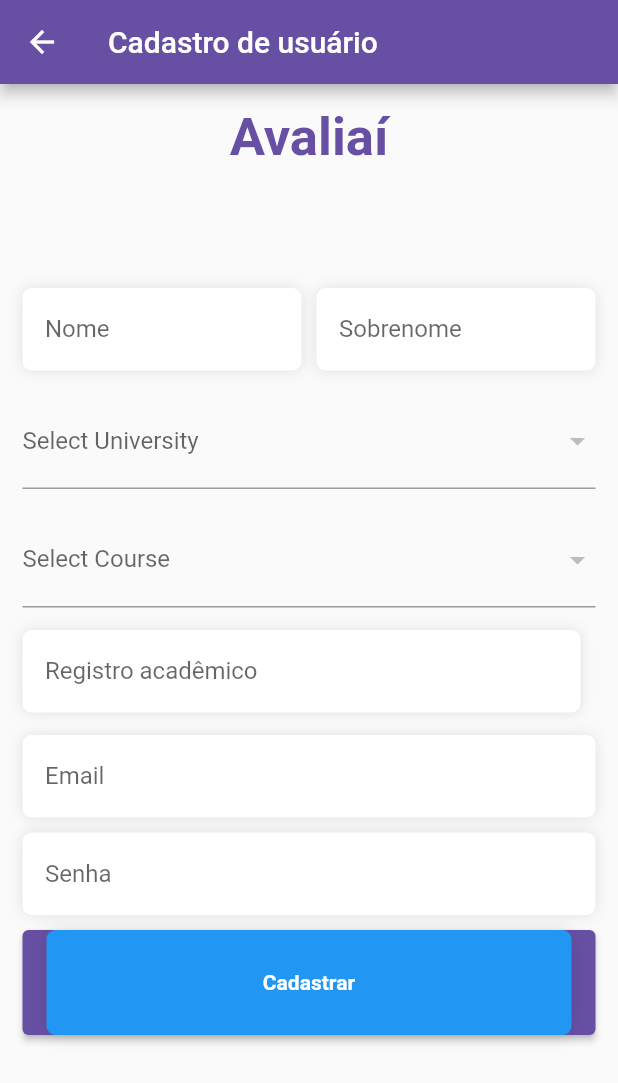
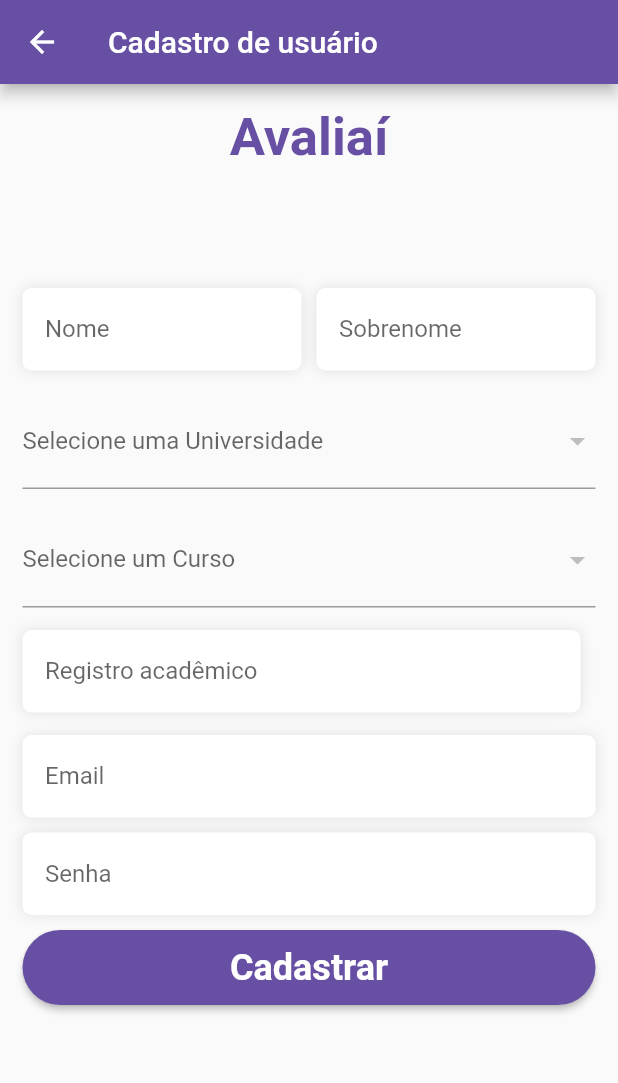
Before and after one commit to sexto-periodo/avliai-gces, a Flutter app: the screen it shows after launch, after a tap on "Criar nova conta", on a phone screen of 412 x 824 dp. Shown: the top 1083 px of the screen. Run offline on Flutter 3.47's test engine with Material 2 defaults, Android fonts, the phone set to English and light mode, and no system bars; our stand-ins replace flutter_dotenv, flutter_secure_storage, get; network calls fail.

Commit message:
começo da integração principal

```diff
--- a/codigo/front_mobile/lib/app.dart
+++ b/codigo/front_mobile/lib/app.dart
@@ -1,6 +1,7 @@
 import 'dart:convert';
 
 import 'package:flutter/material.dart';
+import 'package:flutter/services.dart';
 import 'package:front_mobile/src/components/appbar_widget.dart';
 import 'package:front_mobile/src/components/color_palette.dart';
 import 'package:front_mobile/src/login_page.dart';
@@ -15,7 +16,12 @@ import 'package:front_mobile/src/home_page.dart';
 const storage = FlutterSecureStorage();
 
 void main() async {
+  WidgetsFlutterBinding.ensureInitialized();
   await dotenv.load(fileName: '.env');
+  SystemChrome.setSystemUIOverlayStyle(SystemUiOverlayStyle(
+    systemNavigationBarColor: ColorPalette.mainColor, // navigation bar color
+    statusBarColor: ColorPalette.mainColor, // status bar color
+  ));
   runApp(const App());
 }
 
--- a/codigo/front_mobile/lib/src/_subject.dart
+++ b/codigo/front_mobile/lib/src/_subject.dart
@@ -1,12 +1,19 @@
 class Subject {
-  String hashId;
-  String name;
-  String picUrl;
-  String campus;
-  String courseID;
-  String shortDesc;
-  String longDesc;
-  double score;
+  final int id;
+  final String hashId;
+  final String name;
+  final String campus;
+  final String course;
+  final String university;
+  final String courseHashId;
+  final String universityHashId;
+  final String shortDescription;
+  final String longDescription;
+  final double score;
 
-  Subject(this.hashId, this.name, this.picUrl, this.campus, this.courseID, this.shortDesc, this.longDesc, this.score);
+  const Subject({required this.id, required this.hashId, required this.name, required this.campus, required this.course, required this.university, required this.courseHashId, required this.universityHashId, required this.shortDescription, required this.longDescription, required this.score});
+
+  factory Subject.fromJson(Map<String, dynamic> json) {
+    return Subject(id: json['id'], hashId: json['hashId'], name: json['name'], campus: json['campus'],course: json['course'], university: json['university'], courseHashId: json['courseHashId'],universityHashId: json['universityHashId'], shortDescription: json['shortDescription'], longDescription: json['longDescription'], score: json['score']);
+  }
 }
--- a/codigo/front_mobile/lib/src/components/appbar_widget.dart
+++ b/codigo/front_mobile/lib/src/components/appbar_widget.dart
@@ -6,6 +6,8 @@ import 'package:front_mobile/src/info_page.dart';
 import 'package:front_mobile/src/login_page.dart';
 import 'package:front_mobile/src/new_subj_page.dart';
 import 'package:front_mobile/src/profile.dart';
+
+import 'color_palette.dart';
 
 class AppBarWidget extends StatefulWidget {
 
--- a/codigo/front_mobile/lib/src/login_page.dart
+++ b/codigo/front_mobile/lib/src/login_page.dart
@@ -1,12 +1,12 @@
 import 'package:flutter/material.dart';
 import 'package:front_mobile/src/components/appbar_widget.dart';
-import 'package:flutter_secure_storage/flutter_secure_storage.dart';
 import 'package:front_mobile/src/api/base_api.dart';
 import 'package:front_mobile/src/home_page.dart';
 import 'package:front_mobile/src/userRegistration.dart';
 
 import 'components/color_palette.dart';
 
+import 'package:flutter_secure_storage/flutter_secure_storage.dart';
 const storage = FlutterSecureStorage();
 
 class LoginPage extends StatefulWidget {
@@ -143,6 +143,7 @@ class _LoginPageState extends State<LoginPage> {
     String userToken = authTokens.access_token.toString();
     if (authTokens != null) {
       storage.write(key: "userAuth", value: userToken);
+      UserApi().SaveLoggedUser(userToken);
       Navigator.push(
           context,
           MaterialPageRoute(
--- a/codigo/front_mobile/lib/src/userRegistration.dart
+++ b/codigo/front_mobile/lib/src/userRegistration.dart
@@ -4,6 +4,7 @@ import 'package:front_mobile/src/components/text.dart';
 import 'package:front_mobile/src/login_page.dart';
 
 import 'components/color_palette.dart';
+import 'package:http/http.dart' as http;
 
 class UserRegistration extends StatefulWidget {
   const UserRegistration({super.key});
@@ -163,7 +164,7 @@ class _UserRegistrationState extends State<UserRegistration> {
                       }
                     },
                     decoration: InputDecoration(
-                      labelText: 'Select University',
+                      labelText: 'Selecione uma Universidade',
                     ),
                   ),
                   const SizedBox(
@@ -185,7 +186,7 @@ class _UserRegistrationState extends State<UserRegistration> {
                       }
                     },
                     decoration: InputDecoration(
-                      labelText: 'Select Course',
+                      labelText: 'Selecione um Curso',
                     ),
                   ),
                   const SizedBox(
@@ -237,59 +238,34 @@ class _UserRegistrationState extends State<UserRegistration> {
                   height: 5,
                 ),
                 */
-                  ElevatedButton(
-                      child: Container(
+
+                   Container(
                     alignment: Alignment.center,
-                        height: 70,
-                        decoration: BoxDecoration(
-                          color: Colors.blue,
-                          borderRadius: BorderRadius.circular(6),
-                          boxShadow: [
-                            BoxShadow(
-                                color: Colors.black.withOpacity(0.1),
-                                blurRadius: 10)
-                          ],
-                        ),
+                    child: SizedBox(
+                      width: double.infinity,
+                      height: 50,
+                      child: ElevatedButton(
+                          onPressed: () => {handleSubmit()},
+                          style: ElevatedButton.styleFrom(
+                              backgroundColor: ColorPalette.mainColor,
+                              shape: RoundedRectangleBorder(
+                                borderRadius: BorderRadius.circular(100),
+                              )),
                           child: const Text(
                             'Cadastrar',
                             style: TextStyle(
                               color: Colors.white,
                               fontWeight: FontWeight.w600,
+                              fontSize: 24,
                             ),
-                        ),
-                      ),
-                      onPressed: () => {handleSubmit()}),
+                          )),
+                    )),
                 ],
               ),
             ),
           ),
         ));
   }
-
-//   _salvarDados(String emailController, String passwordController) async {
-//     Database bd = await _recuperarBancoDados();
-//     Map<String, dynamic> dadosUsuario = {
-//       "email": emailController,
-//       "senha": passwordController
-//     };
-//     int id = await bd.insert("usuarios", dadosUsuario);
-//     print("Salvo: $id ");
-//   }
-
-//   _recuperarBancoDados() async {
-//     final caminhoBancoDados = await getDatabasesPath();
-//     final localBancoDados = join(caminhoBancoDados, "banco3.bd");
-//     var bd = await openDatabase(localBancoDados, version: 1,
-//         onCreate: (db, dbVersaoRecente) {
-//       String sql =
-//           "CREATE TABLE usuarios (id INTEGER PRIMARY KEY AUTOINCREMENT, email VARCHAR, senha VARCHAR) ";
-//       db.execute(sql);
-//     });
-//     return bd;
-//     //print("aberto: " + bd.isOpen.toString() );
-//   }
-
-// }
 
   handleSubmit() async {
     String uniHash = _selectedUniversity!.hashId.toString();
@@ -304,6 +280,13 @@ class _UserRegistrationState extends State<UserRegistration> {
         universityHashId: uniHash,
         courseHashId: cHash,
         role: 'USER');
-    await AuthApi().register(newUser);
+    http.Response response = await AuthApi().register(newUser);
+
+    if (response.statusCode == 200) {
+       Navigator.push(
+          context,
+          MaterialPageRoute(
+              builder: (context) => LoginPage()));
     }
   }
+}
```
Also changed, not shown: codigo/front_mobile/lib/src/api/base_api.dart (+62 -7 lines), codigo/front_mobile/lib/src/components/subject_card.dart (+4 -4 lines), codigo/front_mobile/lib/src/home_page.dart (+38 -27 lines), codigo/front_mobile/lib/src/profile.dart (+45 -82 lines), codigo/front_mobile/lib/src/subject_page.dart (+7 -4 lines). Lines whose indentation alone changed are shown as unchanged.
